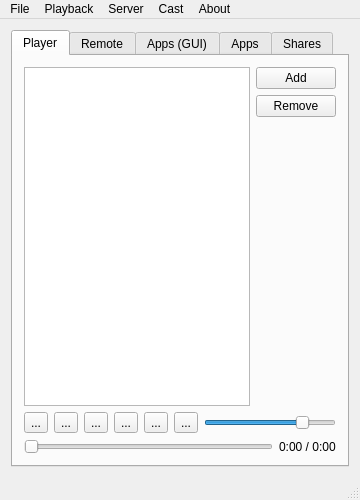
The window that player/NymphCastPlayer/mainwindow.ui (MayaPosch/NymphCast) describes before a commit, drawn with Qt 5.
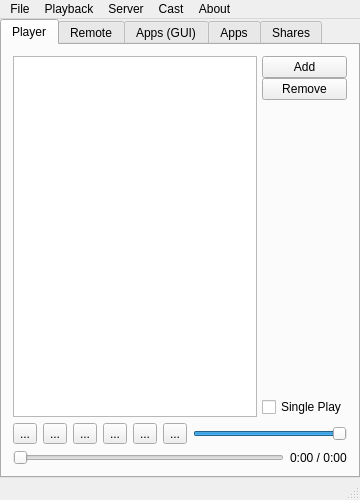
The same window after the commit. Icons and pictures are not drawn. Custom widgets are drawn as their Qt base class.

Commit message: Compact UI, add playlist feature.

```diff
--- a/player/NymphCastPlayer/mainwindow.ui
+++ b/player/NymphCastPlayer/mainwindow.ui
@@ -25,6 +25,21 @@
   </property>
   <widget class="QWidget" name="centralWidget">
    <layout class="QHBoxLayout" name="horizontalLayout_6">
+    <property name="spacing">
+     <number>0</number>
+    </property>
+    <property name="leftMargin">
+     <number>0</number>
+    </property>
+    <property name="topMargin">
+     <number>0</number>
+    </property>
+    <property name="rightMargin">
+     <number>0</number>
+    </property>
+    <property name="bottomMargin">
+     <number>0</number>
+    </property>
     <item>
      <widget class="QTabWidget" name="sharesiTab">
       <property name="currentIndex">
@@ -37,11 +52,20 @@
        <layout class="QVBoxLayout" name="verticalLayout_5">
         <item>
          <layout class="QHBoxLayout" name="horizontalLayout_2">
+          <property name="spacing">
+           <number>0</number>
+          </property>
           <item>
            <widget class="QListWidget" name="mediaListWidget"/>
           </item>
           <item>
            <layout class="QVBoxLayout" name="verticalLayout_2">
+            <property name="spacing">
+             <number>0</number>
+            </property>
+            <property name="leftMargin">
+             <number>5</number>
+            </property>
             <item>
              <widget class="QPushButton" name="addButton">
               <property name="text">
@@ -69,6 +93,13 @@
               </property>
              </spacer>
             </item>
+            <item>
+             <widget class="QCheckBox" name="singlePlayCheckBox">
+              <property name="text">
+               <string>Single Play</string>
+              </property>
+             </widget>
+            </item>
            </layout>
           </item>
          </layout>
@@ -180,7 +211,7 @@
           <item>
            <widget class="QSlider" name="volumeSlider">
             <property name="maximum">
-             <number>128</number>
+             <number>100</number>
             </property>
             <property name="value">
              <number>100</number>
```
The commit also changes 1 other file.
